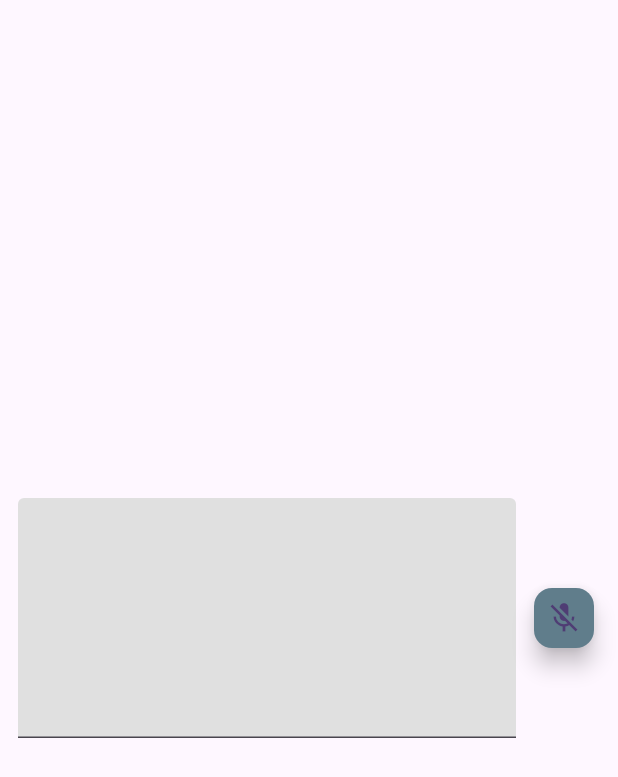
After one commit to Archana-AS/ElderlCare, a Flutter app: the SpeechToTextPage screen opened directly, after a tap on the "mic off" icon, on a phone screen of 412 x 824 dp. The commit adds this screen. Shown: the top 777 px of the screen. Run offline on Flutter 3.47's test engine with Material 3 defaults, Android fonts, the phone set to English and light mode, and no system bars; our stand-ins replace flutter_local_notifications, flutter_timezone, flutter_tts, permission_handler, speech_to_text, timezone; missing offline and left inert: mysql_client.

Commit message:
basic ui

```diff
--- a/elder_care/lib/core/api/chat.dart
+++ b/elder_care/lib/core/api/chat.dart
@@ -15,7 +15,7 @@ class ChatResponse {
 
 class OllamaChatService {
   // Use the correct base URL for the emulator
-  final String _baseUrl = 'http://10.0.2.2:8000';
+  final String _baseUrl = 'https://developers-sea-aaa-excess.trycloudflare.com';
 
   // Change return type to Stream<ChatResponse>
   Stream<ChatResponse> streamChatResponse({
--- a/elder_care/lib/main.dart
+++ b/elder_care/lib/main.dart
@@ -1,4 +1,5 @@
 import 'package:elder_care/screens/splashscreen.dart';
+import 'package:elder_care/screens/test2.dart';
 import 'package:flutter/material.dart';
 
 import 'core/api/reminders.dart';
--- a/elder_care/lib/screens/splashscreen.dart
+++ b/elder_care/lib/screens/splashscreen.dart
@@ -1,6 +1,7 @@
 import 'package:elder_care/screens/test.dart';
 import 'package:flutter/material.dart';
 import '../core/api/urlfinder.dart';
+import '../core/speech/permision.dart';
 import 'homepage.dart';
 
 class SplashScreen extends StatefulWidget {
--- /dev/null
+++ b/elder_care/lib/screens/test2.dart
@@ -0,0 +1,156 @@
+import 'package:flutter/material.dart';
+import 'package:permission_handler/permission_handler.dart';
+import 'package:speech_to_text/speech_recognition_result.dart';
+import 'package:speech_to_text/speech_to_text.dart';
+
+class SpeechToTextPage extends StatefulWidget {
+  const SpeechToTextPage({Key? key}) : super(key: key);
+
+  @override
+  _SpeechToTextPage createState() => _SpeechToTextPage();
+}
+
+class _SpeechToTextPage extends State<SpeechToTextPage> {
+  final TextEditingController _textController = TextEditingController();
+  final ScrollController _scrollController = ScrollController();
+
+
+  final SpeechToText _speechToText = SpeechToText();
+  bool _speechEnabled = false;
+  String _lastWords = "";
+
+  void listenForPermissions() async {
+    final status = await Permission.microphone.status;
+    switch (status) {
+      case PermissionStatus.denied:
+        requestForPermission();
+        break;
+      case PermissionStatus.granted:
+        break;
+      case PermissionStatus.limited:
+        break;
+      case PermissionStatus.permanentlyDenied:
+        break;
+      case PermissionStatus.restricted:
+        break;
+      case PermissionStatus.provisional:
+        break;
+    }
+  }
+
+  Future<void> requestForPermission() async {
+    await Permission.microphone.request();
+  }
+
+  @override
+  void initState() {
+    super.initState();
+    listenForPermissions();
+    if (!_speechEnabled) {
+      _initSpeech();
+    }
+  }
+
+  /// This has to happen only once per app
+  void _initSpeech() async {
+    _speechEnabled = await _speechToText.initialize();
+  }
+
+  /// Each time to start a speech recognition session
+  void _startListening() async {
+    await _speechToText.listen(
+      onResult: _onSpeechResult,
+      listenFor: const Duration(seconds: 30),
+      localeId: "en_En",
+      listenOptions:SpeechListenOptions(listenMode: ListenMode.confirmation,cancelOnError: false,partialResults: false)
+    );
+    setState(() {});
+  }
+
+  /// Manually stop the active speech recognition session
+  /// Note that there are also timeouts that each platform enforces
+  /// and the SpeechToText plugin supports setting timeouts on the
+  /// listen method.
+  void _stopListening() async {
+    await _speechToText.stop();
+    setState(() {});
+  }
+
+  /// This is the callback that the SpeechToText plugin calls when
+  /// the platform returns recognized words.
+  void _onSpeechResult(SpeechRecognitionResult result) {
+    setState(() {
+      _lastWords = "$_lastWords${result.recognizedWords} ";
+      print(result.recognizedWords);
+      _textController.text = _lastWords;
+    });
+  }
+
+  void _scrollToBottom() {
+    WidgetsBinding.instance.addPostFrameCallback((_) {
+      if (_scrollController.hasClients) {
+        _scrollController.animateTo(
+          _scrollController.position.maxScrollExtent,
+          duration: const Duration(milliseconds: 300),
+          curve: Curves.easeOut,
+        );
+      }
+    });
+  }
+
+
+  @override
+  Widget build(BuildContext context) {
+    return Scaffold(
+        body: Center(
+          child: ListView(
+            controller: _scrollController,
+            shrinkWrap: true,
+            padding: const EdgeInsets.all(12),
+            children: [
+              Row(
+                mainAxisAlignment: MainAxisAlignment.center,
+                crossAxisAlignment: CrossAxisAlignment.center,
+                children: [
+                  Expanded(
+                    child: TextField(
+                      controller: _textController,
+                      minLines: 6,
+                      maxLines: 10,
+                      decoration: InputDecoration(
+                        filled: true,
+                        fillColor: Colors.grey.shade300,
+                      ),
+                    ),
+                  ),
+                  const SizedBox(
+                    width: 8,
+                  ),
+                  FloatingActionButton.small(
+                    onPressed:
+                    // If not yet listening for speech start, otherwise stop
+                    _speechToText.isNotListening
+                        ? _startListening
+                        : _stopListening,
+                    tooltip: 'Listen',
+                    backgroundColor: Colors.blueGrey,
+                    child: Icon(_speechToText
+                        .isNotListening
+                        ? Icons.mic_off
+                        : Icons.mic),
+                  )
+                ],
+              ),
+            ],
+          ),
+        ));
+  }
+
+  @override
+  void dispose() {
+    _scrollController.dispose();
+    super.dispose();
+  }
+
+
+}
--- a/elder_care/pubspec.yaml
+++ b/elder_care/pubspec.yaml
@@ -31,6 +31,7 @@ dependencies:
   flutter:
     sdk: flutter
 
+
   mysql_client: ^0.0.27
 
 
@@ -42,6 +43,11 @@ dependencies:
   timezone: ^0.9.0
   permission_handler: ^11.0.0
   flutter_timezone: ^4.1.1
+  speech_to_text: ^6.3.0
+  provider: ^6.1.5+1
+  flutter_tts: ^4.2.3
+
+
 
 dev_dependencies:
   flutter_test:
```
Also changed, not shown: elder_care/lib/core/speech/permision.dart (added, +106 -0 lines), elder_care/lib/core/speech/speech.dart (added, +119 -0 lines), elder_care/lib/screens/homepage.dart (+12 -0 lines), elder_care/lib/screens/test.dart (+187 -60 lines), elder_care/pubspec.lock, 8 other files.
